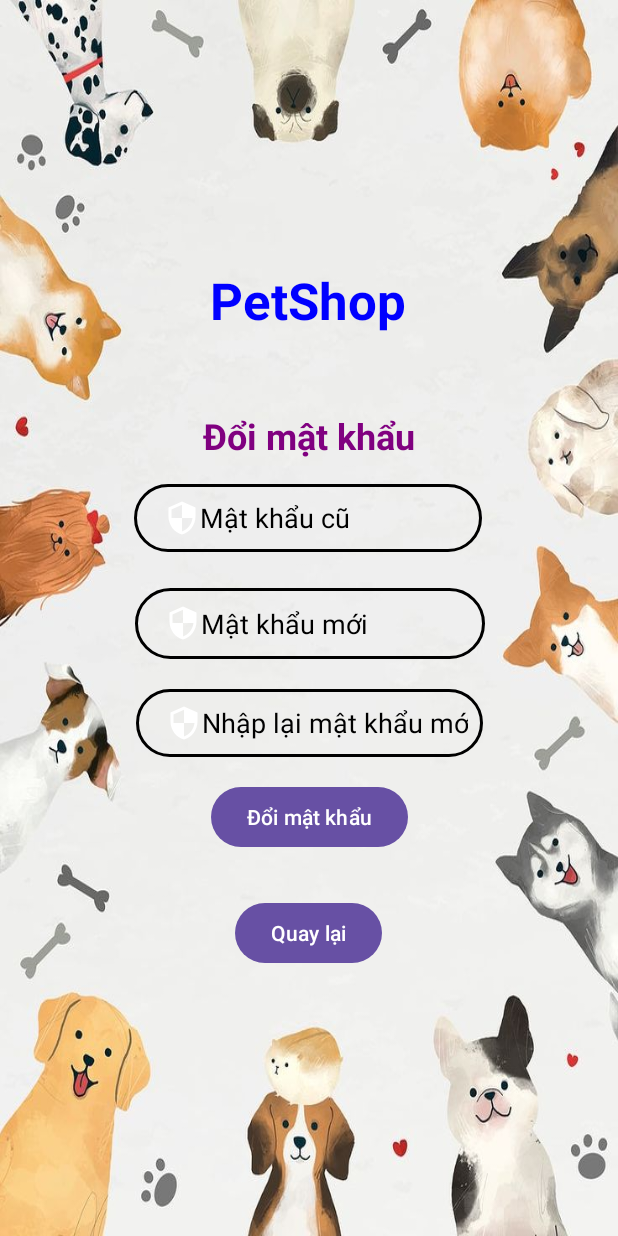
After one commit to manhlan001/PetShop, an Android app: the ChangePasswordActivity screen opened directly, with no data from a screen before it, on a phone screen of 412 x 824 dp. The commit adds this screen. Run offline under Robolectric (Android 15) with nearby library versions, the phone set to English and light mode, and no system bars.

Commit message:
Add
change password + chon so luong ban ra

```diff
--- a/app/src/main/AndroidManifest.xml
+++ b/app/src/main/AndroidManifest.xml
@@ -12,6 +12,9 @@
         android:supportsRtl="true"
         android:theme="@style/Theme.PetShop"
         tools:targetApi="31">
+        <activity
+            android:name=".ChangePasswordActivity"
+            android:exported="false" />
         <activity
             android:name=".CustomPetActivity"
             android:exported="false" />
--- /dev/null
+++ b/app/src/main/java/com/example/petshop/ChangePasswordActivity.java
@@ -0,0 +1,83 @@
+package com.example.petshop;
+
+import static com.example.petshop.SignupActivity.isValid;
+
+import android.content.ContentValues;
+import android.content.Intent;
+import android.database.sqlite.SQLiteDatabase;
+import android.os.Bundle;
+import android.view.View;
+import android.widget.Button;
+import android.widget.EditText;
+import android.widget.Toast;
+
+import androidx.activity.EdgeToEdge;
+import androidx.appcompat.app.AppCompatActivity;
+import androidx.core.graphics.Insets;
+import androidx.core.view.ViewCompat;
+import androidx.core.view.WindowInsetsCompat;
+
+public class ChangePasswordActivity extends AppCompatActivity {
+    EditText edOldPassword, edNewPassword, edNewPasswordConfirm;
+    Button btn_changepassword, btn_back;
+    SQLiteDatabase sqLiteDatabase;
+    Database database;
+    @Override
+    protected void onCreate(Bundle savedInstanceState) {
+        super.onCreate(savedInstanceState);
+        setContentView(R.layout.activity_change_password);
+
+        edOldPassword = findViewById(R.id.editTextOldPassword);
+        edNewPassword = findViewById(R.id.editTextNewPassword);
+        edNewPasswordConfirm = findViewById(R.id.editTextNewPasswordConfirm);
+        btn_changepassword = findViewById(R.id.buttonChangePassword);
+        btn_back = findViewById(R.id.buttonChangePasswordBack);
+
+        database = new Database(this, "PetShop", null, 1);
+
+        btn_changepassword.setOnClickListener(new View.OnClickListener() {
+            @Override
+            public void onClick(View v) {
+                String oldpassword = edOldPassword.getText().toString();
+                String newpassword = edNewPassword.getText().toString();
+                String newpasswordconfirmn = edNewPasswordConfirm.getText().toString();
+                if(oldpassword.isEmpty() || newpassword.isEmpty() || newpasswordconfirmn.isEmpty()){
+                    Toast.makeText(getApplicationContext(), "Chưa nhập đầy đủ thông tin", Toast.LENGTH_LONG).show();
+                } else {
+                    if(newpassword.compareTo(oldpassword) == 0){
+                        Toast.makeText(getApplicationContext(), "Mật khẩu mới không được giống mật khẩu cũ", Toast.LENGTH_LONG).show();
+                    } else {
+                        if(newpassword.compareTo(newpasswordconfirmn) == 0){
+                            if(isValid(newpassword)) {
+                                ContentValues cv = new ContentValues();
+                                cv.put("password", newpassword);
+                                sqLiteDatabase = database.getWritableDatabase();
+                                String whereClause = "password = ?";
+                                String[] whereArgs = {oldpassword};
+                                long rechangepassword = sqLiteDatabase.update("users", cv, whereClause, whereArgs);
+                                if(rechangepassword != -1){
+                                    Toast.makeText(getApplicationContext(), "Đổi mật khẩu thành công", Toast.LENGTH_LONG).show();
+                                    startActivity(new Intent(ChangePasswordActivity.this, LoginActivity.class));
+                                } else {
+                                    Toast.makeText(getApplicationContext(), "Đổi mật khẩu không thành công", Toast.LENGTH_LONG).show();
+                                }
+
+                            } else {
+                                Toast.makeText(getApplicationContext(), "Mật khẩu phải có ít nhất 8 ký tự, có chữ, số và ký tự đặt biệt", Toast.LENGTH_LONG).show();
+                            }
+                        } else {
+                            Toast.makeText(getApplicationContext(), "Mật khẩu nhập lại chưa trùng khớp", Toast.LENGTH_LONG).show();
+                        }
+                    }
+                }
+            }
+        });
+
+        btn_back.setOnClickListener(new View.OnClickListener() {
+            @Override
+            public void onClick(View v) {
+                startActivity(new Intent(ChangePasswordActivity.this, HomeActivity.class));
+            }
+        });
+    }
+}
--- a/app/src/main/java/com/example/petshop/HomeActivity.java
+++ b/app/src/main/java/com/example/petshop/HomeActivity.java
@@ -43,11 +43,11 @@ public class HomeActivity extends AppCompatActivity {
             }
         });
 
-        CardView cskh = findViewById(R.id.cardCSKH);
-        cskh.setOnClickListener(new View.OnClickListener() {
+        CardView changePassword = findViewById(R.id.cardChangePassword);
+        changePassword.setOnClickListener(new View.OnClickListener() {
             @Override
             public void onClick(View v) {
-                startActivity(new Intent(HomeActivity.this, CSKHActivity.class));
+                startActivity(new Intent(HomeActivity.this, ChangePasswordActivity.class));
             }
         });
     }
--- a/app/src/main/java/com/example/petshop/LoginActivity.java
+++ b/app/src/main/java/com/example/petshop/LoginActivity.java
@@ -42,7 +42,7 @@ public class LoginActivity extends AppCompatActivity {
             /*String username = edUsername.getText().toString();
             String password = edPassword.getText().toString();
             Database db = new Database(getApplicationContext(), "PetShop", null, 1);
-            if(username.length() == 0 || password.length() == 0) {
+            if(username.isEmpty() || password.isEmpty()) {
                 Toast.makeText(getApplicationContext(), "Chưa nhập đầy đủ thông tin", Toast.LENGTH_LONG).show();
             } else {
                 if(db.Login(username, password) == 1){
--- a/app/src/main/java/com/example/petshop/PetDetailActivity.java
+++ b/app/src/main/java/com/example/petshop/PetDetailActivity.java
@@ -79,6 +79,7 @@ public class PetDetailActivity extends AppCompatActivity {
                 item.put("line4", "Màu sắc: " + pet.getColor());
                 item.put("line5", "Số lượng: " + pet.getQuantity());
                 item.put("line6", "Giá: " + String.valueOf(pet.getPrice()) + "đ");
+                item.put("quantity", pet.getQuantity());
                 list_cat.add(item);
             } else if ("Chó".equals(otype)) {
                 item = new HashMap<String, Object>();
@@ -90,6 +91,7 @@ public class PetDetailActivity extends AppCompatActivity {
                 item.put("line4", "Màu sắc: " + pet.getColor());
                 item.put("line5", "Số lượng: " + pet.getQuantity());
                 item.put("line6", "Giá: " + String.valueOf(pet.getPrice()) + "đ");
+                item.put("quantity", pet.getQuantity());
                 list_dog.add(item);
             } else if ("Cá".equals(otype)) {
                 item = new HashMap<String, Object>();
@@ -101,6 +103,7 @@ public class PetDetailActivity extends AppCompatActivity {
                 item.put("line4", "Màu sắc: " + pet.getColor());
                 item.put("line5", "Số lượng: " + pet.getQuantity());
                 item.put("line6", "Giá: " + String.valueOf(pet.getPrice()) + "đ");
+                item.put("quantity", pet.getQuantity());
                 list_fish.add(item);
             }
         }
@@ -147,6 +150,7 @@ public class PetDetailActivity extends AppCompatActivity {
                     it.putExtra("text4", selectedItem.get("line4").toString());
                     it.putExtra("text5", selectedItem.get("line5").toString());
                     it.putExtra("PetPrice", selectedItem.get("line6").toString());
+                    it.putExtra("quantity", selectedItem.get("quantity").toString());
                     startActivity(it);
                 }
             });
--- a/app/src/main/java/com/example/petshop/SignupActivity.java
+++ b/app/src/main/java/com/example/petshop/SignupActivity.java
@@ -42,7 +42,7 @@ public class SignupActivity extends AppCompatActivity {
                 String password = edPassword.getText().toString();
                 String confirmpassword = edConfirmPassword.getText().toString();
                 Database db = new Database(getApplicationContext(), "PetShop", null, 1);
-                if(username.length() == 0 || email.length() == 0 || password.length() == 0 || confirmpassword.length() == 0){
+                if(username.isEmpty() || email.isEmpty() || password.isEmpty() || confirmpassword.isEmpty()){
                     Toast.makeText(getApplicationContext(), "Chưa nhập đầy đủ thông tin", Toast.LENGTH_LONG).show();
                 } else {
                     if(password.compareTo(confirmpassword) == 0){
--- /dev/null
+++ b/app/src/main/res/layout/activity_change_password.xml
@@ -0,0 +1,121 @@
+<?xml version="1.0" encoding="utf-8"?>
+<androidx.constraintlayout.widget.ConstraintLayout xmlns:android="http://schemas.android.com/apk/res/android"
+    xmlns:app="http://schemas.android.com/apk/res-auto"
+    xmlns:tools="http://schemas.android.com/tools"
+    android:layout_width="match_parent"
+    android:layout_height="match_parent"
+    android:background="@drawable/back1"
+    tools:context=".ChangePasswordActivity">
+
+    <TextView
+        android:id="@+id/textView"
+        android:layout_width="wrap_content"
+        android:layout_height="wrap_content"
+        android:text="PetShop"
+        android:textColor="@color/blue"
+        android:textSize="34sp"
+        android:textStyle="bold"
+        app:layout_constraintBottom_toBottomOf="parent"
+        app:layout_constraintEnd_toEndOf="parent"
+        app:layout_constraintHorizontal_bias="0.498"
+        app:layout_constraintStart_toStartOf="parent"
+        app:layout_constraintTop_toTopOf="parent"
+        app:layout_constraintVertical_bias="0.228" />
+
+    <TextView
+        android:id="@+id/textViewChangePassword"
+        android:layout_width="wrap_content"
+        android:layout_height="wrap_content"
+        android:text="Đổi mật khẩu"
+        android:textColor="@color/purple"
+        android:textSize="24sp"
+        android:textStyle="bold"
+        app:layout_constraintBottom_toBottomOf="parent"
+        app:layout_constraintEnd_toEndOf="parent"
+        app:layout_constraintStart_toStartOf="parent"
+        app:layout_constraintTop_toBottomOf="@+id/textView"
+        app:layout_constraintVertical_bias="0.09" />
+
+    <EditText
+        android:id="@+id/editTextOldPassword"
+        android:layout_width="232dp"
+        android:layout_height="45dp"
+        android:layout_marginTop="16dp"
+        android:background="@drawable/input_bg"
+        android:drawableLeft="@drawable/ic_baseline_security_24"
+        android:ems="10"
+        android:hint="Mật khẩu cũ"
+        android:inputType="textPassword"
+        android:paddingLeft="20dp"
+        android:paddingTop="10dp"
+        android:paddingRight="10dp"
+        android:paddingBottom="10dp"
+        android:textColor="@color/black"
+        android:textColorHint="@color/black"
+        app:layout_constraintEnd_toEndOf="parent"
+        app:layout_constraintHorizontal_bias="0.497"
+        app:layout_constraintStart_toStartOf="parent"
+        app:layout_constraintTop_toBottomOf="@+id/textViewChangePassword" />
+
+    <EditText
+        android:id="@+id/editTextNewPassword"
+        android:layout_width="233dp"
+        android:layout_height="47dp"
+        android:layout_marginTop="24dp"
+        android:background="@drawable/input_bg"
+        android:drawableLeft="@drawable/ic_baseline_security_24"
+        android:ems="10"
+        android:hint="Mật khẩu mới"
+        android:inputType="textPassword"
+        android:paddingLeft="20dp"
+        android:paddingTop="10dp"
+        android:paddingRight="10dp"
+        android:paddingBottom="10dp"
+        android:textColorHint="@color/black"
+        app:layout_constraintEnd_toEndOf="parent"
+        app:layout_constraintHorizontal_bias="0.505"
+        app:layout_constraintStart_toStartOf="parent"
+        app:layout_constraintTop_toBottomOf="@+id/editTextOldPassword" />
+
+    <EditText
+        android:id="@+id/editTextNewPasswordConfirm"
+        android:layout_width="231dp"
+        android:layout_height="45dp"
+        android:layout_marginTop="20dp"
+        android:background="@drawable/input_bg"
+        android:drawableLeft="@drawable/ic_baseline_security_24"
+        android:ems="10"
+        android:hint="Nhập lại mật khẩu mới"
+        android:inputType="textPassword"
+        android:paddingLeft="20dp"
+        android:paddingTop="10dp"
+        android:paddingRight="10dp"
+        android:paddingBottom="10dp"
+        android:textColorHint="@color/black"
+        app:layout_constraintEnd_toEndOf="parent"
+        app:layout_constraintStart_toStartOf="parent"
+        app:layout_constraintTop_toBottomOf="@+id/editTextNewPassword" />
+
+    <Button
+        android:id="@+id/buttonChangePassword"
+        android:layout_width="wrap_content"
+        android:layout_height="wrap_content"
+        android:layout_marginTop="16dp"
+        android:text="Đổi mật khẩu"
+        app:layout_constraintEnd_toEndOf="parent"
+        app:layout_constraintStart_toStartOf="parent"
+        app:layout_constraintTop_toBottomOf="@+id/editTextNewPasswordConfirm" />
+
+    <Button
+        android:id="@+id/buttonChangePasswordBack"
+        android:layout_width="wrap_content"
+        android:layout_height="wrap_content"
+        android:text="Quay lại"
+        app:layout_constraintBottom_toBottomOf="parent"
+        app:layout_constraintEnd_toEndOf="parent"
+        app:layout_constraintHorizontal_bias="0.498"
+        app:layout_constraintStart_toStartOf="parent"
+        app:layout_constraintTop_toBottomOf="@+id/buttonChangePassword"
+        app:layout_constraintVertical_bias="0.142" />
+
+</androidx.constraintlayout.widget.ConstraintLayout>
--- a/app/src/main/res/layout/activity_home.xml
+++ b/app/src/main/res/layout/activity_home.xml
@@ -175,7 +175,7 @@
         </androidx.cardview.widget.CardView>
 
         <androidx.cardview.widget.CardView
-            android:id="@+id/cardCSKH"
+            android:id="@+id/cardChangePassword"
             android:layout_width="wrap_content"
             android:layout_height="wrap_content"
             android:layout_row="2"
@@ -198,13 +198,13 @@
                 <ImageView
                     android:layout_width="50dp"
                     android:layout_height="50dp"
-                    android:src="@drawable/cskh"
+                    android:src="@drawable/password"
                     android:scaleType="fitCenter"/>
 
                 <TextView
                     android:layout_width="50dp"
                     android:layout_height="wrap_content"
-                    android:text="Hỗ trợ"
+                    android:text="Đổi mật khẩu"
                     android:textAlignment="center"
                     android:textColor="@color/purple"
                     android:textStyle="bold" />
```
Also changed, not shown: app/src/main/java/com/example/petshop/CSKHActivity.java (deleted, +0 -18 lines), app/src/main/java/com/example/petshop/Delete_Custom_Activity.java (+25 -3 lines), app/src/main/res/layout/activity_cskhactivity.xml (deleted, +0 -21 lines), app/src/main/res/drawable-nodpi/password.png (added).
